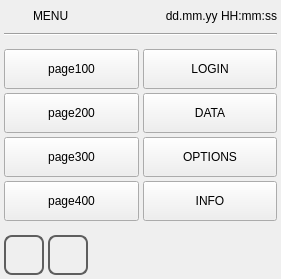
Before: the Qt Designer form qt_library/ATCMsystem/menu.ui in MECTsrl/mect_plugins, drawn with Qt 5.
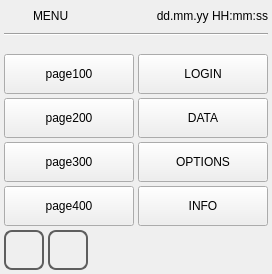
After: the same form once the commit is applied. Icons and pictures are not drawn.

The edit to the form file:
```diff
--- a/qt_library/ATCMsystem/menu.ui
+++ b/qt_library/ATCMsystem/menu.ui
@@ -6,8 +6,8 @@
    <rect>
     <x>0</x>
     <y>0</y>
-    <width>281</width>
-    <height>279</height>
+    <width>272</width>
+    <height>274</height>
    </rect>
   </property>
   <property name="minimumSize">
@@ -145,7 +145,7 @@
      <property name="sizeHint" stdset="0">
       <size>
        <width>20</width>
-       <height>40</height>
+       <height>30</height>
       </size>
      </property>
     </spacer>
@@ -172,7 +172,7 @@
        <property name="maximumSize">
         <size>
          <width>16777215</width>
-         <height>40</height>
+         <height>60</height>
         </size>
        </property>
        <property name="focusPolicy">
@@ -197,7 +197,7 @@
        <property name="maximumSize">
         <size>
          <width>16777215</width>
-         <height>40</height>
+         <height>60</height>
         </size>
        </property>
        <property name="focusPolicy">
@@ -225,7 +225,7 @@
        <property name="maximumSize">
         <size>
          <width>16777215</width>
-         <height>40</height>
+         <height>60</height>
         </size>
        </property>
        <property name="focusPolicy">
@@ -250,7 +250,7 @@
        <property name="maximumSize">
         <size>
          <width>16777215</width>
-         <height>40</height>
+         <height>60</height>
         </size>
        </property>
        <property name="focusPolicy">
@@ -275,7 +275,7 @@
        <property name="maximumSize">
         <size>
          <width>16777215</width>
-         <height>40</height>
+         <height>60</height>
         </size>
        </property>
        <property name="focusPolicy">
@@ -300,7 +300,7 @@
        <property name="maximumSize">
         <size>
          <width>16777215</width>
-         <height>40</height>
+         <height>60</height>
         </size>
        </property>
        <property name="focusPolicy">
@@ -325,7 +325,7 @@
        <property name="maximumSize">
         <size>
          <width>16777215</width>
-         <height>40</height>
+         <height>60</height>
         </size>
        </property>
        <property name="focusPolicy">
@@ -350,7 +350,7 @@
        <property name="maximumSize">
         <size>
          <width>16777215</width>
-         <height>40</height>
+         <height>60</height>
         </size>
        </property>
        <property name="focusPolicy">
@@ -380,7 +380,7 @@
      <property name="sizeHint" stdset="0">
       <size>
        <width>20</width>
-       <height>40</height>
+       <height>10</height>
       </size>
      </property>
     </spacer>
```
Left out of the diff: 9 changed lines with no effect on the pictures.
